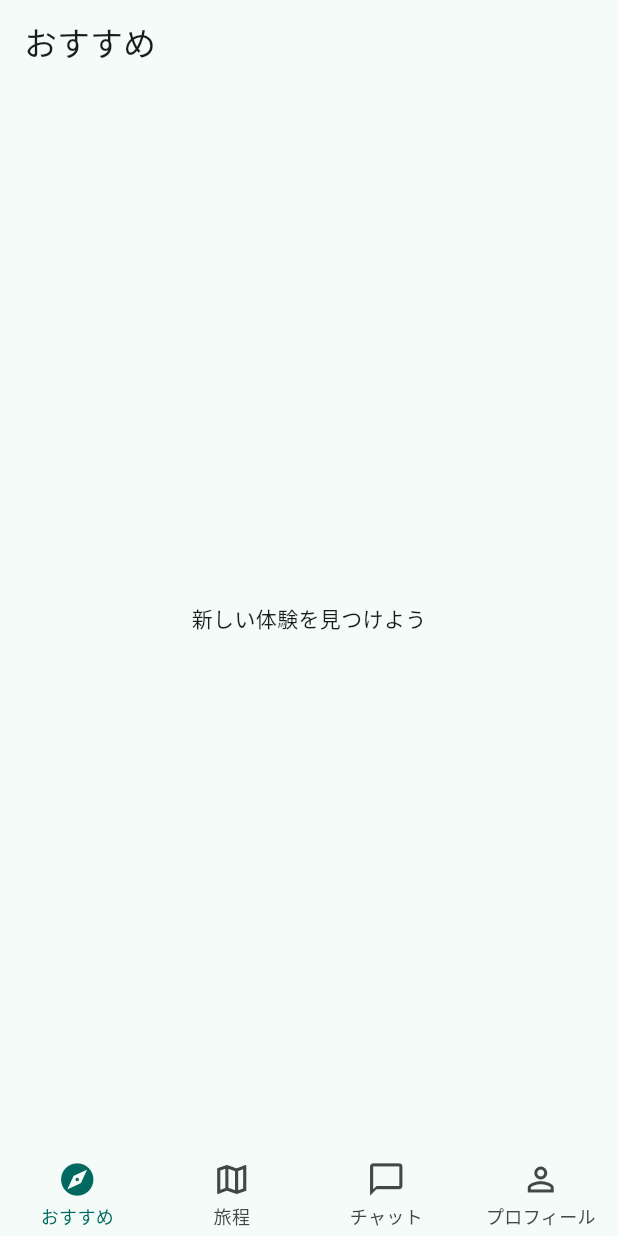
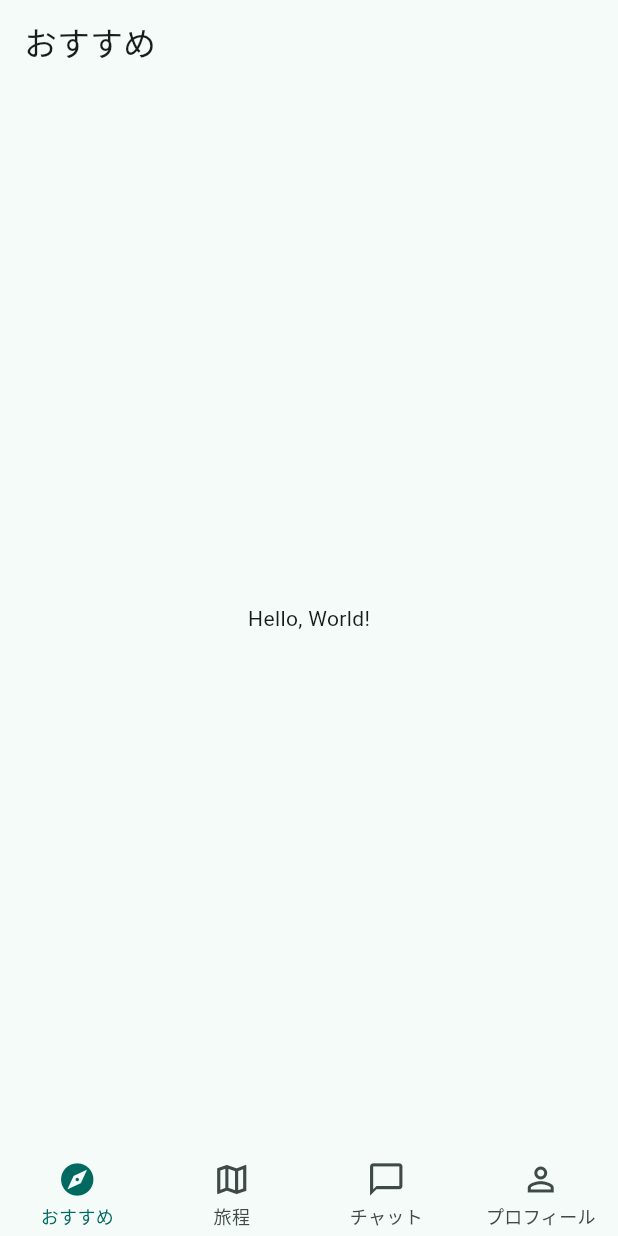
Before and after one commit to souyaline53/sightseeing_matching_app, a Flutter app: the screen it shows after launch, on a phone screen of 412 x 824 dp. Run offline on Flutter 3.47's test engine with Material 3 defaults, Android fonts, the phone set to English and light mode, and no system bars; drawn by our look-alikes of persistent_bottom_nav_bar; our stand-ins replace flutter_hooks, hooks_riverpod.

Commit message:
軽微な修正

```diff
--- a/lib/main.dart
+++ b/lib/main.dart
@@ -12,7 +12,7 @@ class MyApp extends HookConsumerWidget {
   @override
   Widget build(BuildContext context, WidgetRef ref) {
     return MaterialApp(
-      title: 'TABISAKI',
+      title: '観光マッチングアプリ',
       theme: ThemeData(
         colorScheme: ColorScheme.fromSeed(seedColor: Colors.teal),
       ),
--- a/lib/screen/chat/chat_home.dart
+++ b/lib/screen/chat/chat_home.dart
@@ -8,7 +8,7 @@ class ChatHome extends HookConsumerWidget {
   Widget build(BuildContext context, WidgetRef ref) {
     return Scaffold(
       appBar: AppBar(title: const Text('チャット')),
-      body: const Center(child: Text('旅について相談しよう')),
+      body: const Center(child: Text('Hello, World!')),
     );
   }
 }
--- a/lib/screen/itinerary/itinerary_home.dart
+++ b/lib/screen/itinerary/itinerary_home.dart
@@ -8,7 +8,7 @@ class ItineraryHome extends HookConsumerWidget {
   Widget build(BuildContext context, WidgetRef ref) {
     return Scaffold(
       appBar: AppBar(title: const Text('旅程')),
-      body: const Center(child: Text('自分だけの旅を組み立てよう')),
+      body: const Center(child: Text('Hello, World!')),
     );
   }
 }
--- a/lib/screen/profile/profile_home.dart
+++ b/lib/screen/profile/profile_home.dart
@@ -8,7 +8,7 @@ class ProfileHome extends HookConsumerWidget {
   Widget build(BuildContext context, WidgetRef ref) {
     return Scaffold(
       appBar: AppBar(title: const Text('プロフィール')),
-      body: const Center(child: Text('あなたの興味や好みを登録しよう')),
+      body: const Center(child: Text('Hello, World!')),
     );
   }
 }
--- a/lib/screen/recommendation/recommendation_home.dart
+++ b/lib/screen/recommendation/recommendation_home.dart
@@ -8,7 +8,7 @@ class RecommendationHome extends HookConsumerWidget {
   Widget build(BuildContext context, WidgetRef ref) {
     return Scaffold(
       appBar: AppBar(title: const Text('おすすめ')),
-      body: const Center(child: Text('新しい体験を見つけよう')),
+      body: const Center(child: Text('Hello, World!')),
     );
   }
 }
--- a/lib/state/app_tab.dart
+++ b/lib/state/app_tab.dart
@@ -0,0 +1,16 @@
+import 'package:hooks_riverpod/hooks_riverpod.dart';
+
+enum AppTab { recommendation, itinerary, chat, profile }
+
+final appTabProvider = NotifierProvider<AppTabNotifier, AppTab>(
+  AppTabNotifier.new,
+);
+
+class AppTabNotifier extends Notifier<AppTab> {
+  @override
+  AppTab build() => AppTab.recommendation;
+
+  void select(AppTab tab) {
+    state = tab;
+  }
+}
```
Also changed, not shown: 1 other file.
